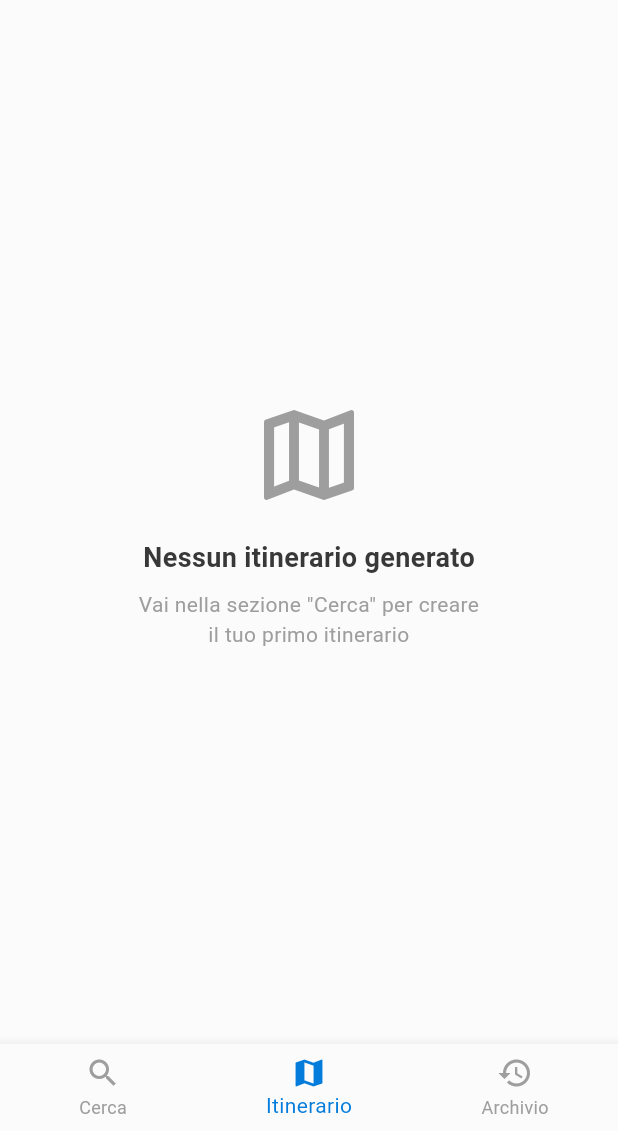
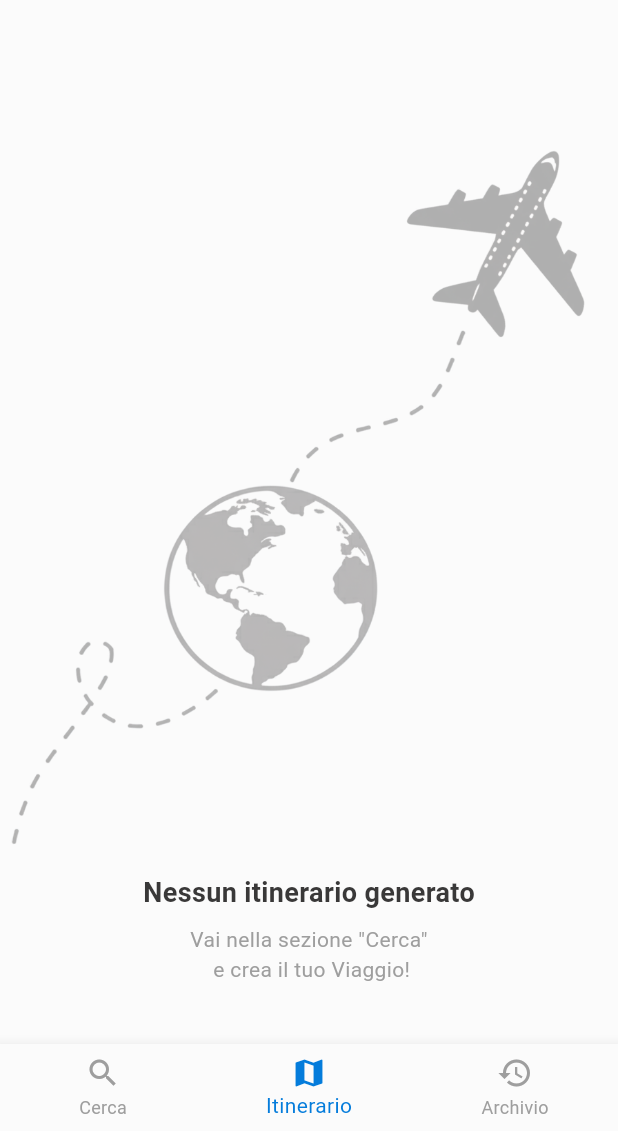
Before and after one commit to alessandrosaddo/CicerAI, a Flutter app: the screen it shows after launch, item 2 of the bottom bar chosen, on a phone screen of 412 x 824 dp, the part 105-1236 px from its top. Run offline on Flutter 3.47's test engine with Material 3 defaults, Android fonts, the light colour scheme and no system bars; our stand-ins replace flutter_dotenv, geocoding, geolocator, google_fonts, google_generative_ai, google_maps_flutter and 1 more.

Commit message:
Fix Background image and theme for Itinerary screen

```diff
--- a/lib/screens/itinerary_screen.dart
+++ b/lib/screens/itinerary_screen.dart
@@ -186,16 +186,39 @@ class _ItineraryScreenState extends State<ItineraryScreen> {
 
   @override
   Widget build(BuildContext context) {
+
+    final showBackground = !widget.isLoading &&
+        widget.errorMessage == null &&
+        (widget.itinerario == null || widget.itinerario!.itinerario.isEmpty);
+
+
+    if (showBackground) {
+      final isDarkMode = Theme.of(context).brightness == Brightness.dark;
+
+      return Stack(
+        fit: StackFit.expand,
+        children: [
+          Opacity(
+            opacity: 0.3,
+            child: Image.asset(
+              isDarkMode
+                  ? 'images/travel_dark.png'
+                  : 'images/travel_light.png',
+              fit: BoxFit.contain,
+              alignment: Alignment(0, -0.05),
+            ),
+          ),
+          _buildEmptyState(),
+        ],
+      );
+    }
+
     if (widget.isLoading) {
       return _buildLoadingState('Generazione itinerario in corso...');
     }
 
     if (widget.errorMessage != null) {
       return _buildErrorState(widget.errorMessage!);
-    }
-
-    if (widget.itinerario == null || widget.itinerario!.itinerario.isEmpty) {
-      return _buildEmptyState();
     }
 
     if (_isLoadingImages || _isInitializingMarkers || !_isMapReady()) {
@@ -261,16 +284,9 @@ class _ItineraryScreenState extends State<ItineraryScreen> {
   }
 
   Widget _buildEmptyState() {
-    return Center(
-      child: Column(
-        mainAxisAlignment: MainAxisAlignment.center,
+    return Column(
+      mainAxisAlignment: MainAxisAlignment.end,
       children: [
-          Icon(
-            Icons.map_outlined,
-            size: 80,
-            color: AppColors.hintText(context),
-          ),
-          const SizedBox(height: 16),
         Text(
           'Nessun itinerario generato',
           style: TextStyle(
@@ -281,15 +297,15 @@ class _ItineraryScreenState extends State<ItineraryScreen> {
         ),
         const SizedBox(height: 8),
         Text(
-            'Vai nella sezione "Cerca" per creare\nil tuo primo itinerario',
+          'Vai nella sezione "Cerca" \n e crea il tuo Viaggio!',
           textAlign: TextAlign.center,
           style: TextStyle(
             fontSize: 14,
             color: AppColors.hintText(context),
           ),
         ),
+        const SizedBox(height: 40)
       ],
-      ),
     );
   }
 
```
Lines whose indentation alone changed are shown as unchanged.
